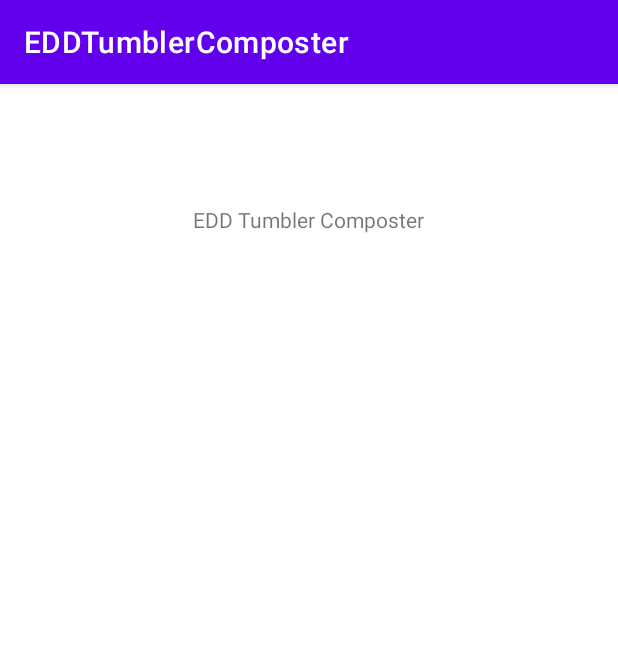
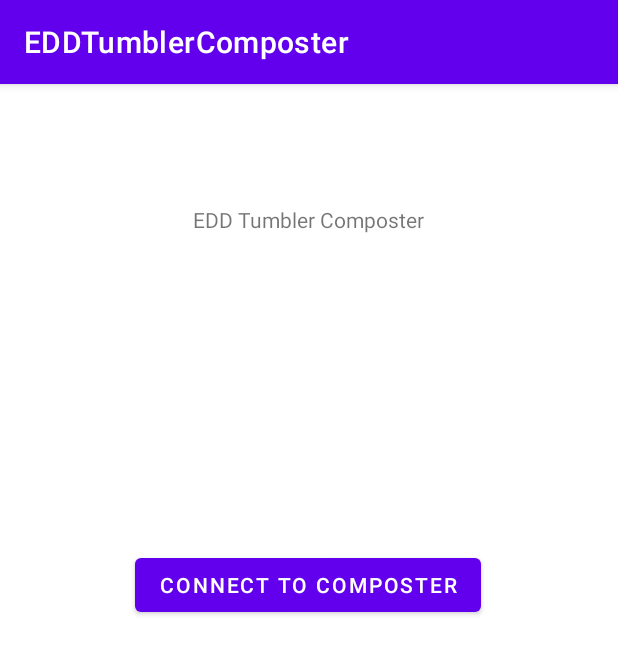
Before and after one commit to hransom528/EDDTumblerComposter, an Android app: the screen it shows after launch (MainActivity), on a phone screen of 412 x 824 dp. Shown: the top 654 px of the screen. Run offline under Robolectric (Android 15) with nearby library versions, the phone set to English and light mode, and no system bars.

Commit message:
Added preliminary WiFi code

```diff
--- a/AndroidApp/app/src/main/java/com/commanderhr1/eddtumblercomposter/MainActivity.kt
+++ b/AndroidApp/app/src/main/java/com/commanderhr1/eddtumblercomposter/MainActivity.kt
@@ -3,9 +3,29 @@ package com.commanderhr1.eddtumblercomposter
 import androidx.appcompat.app.AppCompatActivity
 import android.os.Bundle
 
+import android.bluetooth.*
+import android.content.Context
+import android.net.wifi.*
+import android.widget.Button
+
+
 class MainActivity : AppCompatActivity() {
+
     override fun onCreate(savedInstanceState: Bundle?) {
         super.onCreate(savedInstanceState)
         setContentView(R.layout.activity_main)
+        val wifi : WifiManager = getSystemService(Context.WIFI_SERVICE) as WifiManager
+        // TODO: Update preliminary WiFi code
+        //val wifiSpecifier : WifiNetworkSpecifier =   WifiNetworkSpecifier.Builder
+        wifi.setWifiEnabled(true);
+        val btnConnect = findViewById<Button>(R.id.btnConnect)
+
+        // btnConnect
+        btnConnect.setOnClickListener {
+
+        }
     }
+
+
+
 }
--- a/AndroidApp/app/src/main/res/layout/activity_main.xml
+++ b/AndroidApp/app/src/main/res/layout/activity_main.xml
@@ -7,6 +7,7 @@
     tools:context=".MainActivity">
 
     <TextView
+        android:id="@+id/txtTitle"
         android:layout_width="wrap_content"
         android:layout_height="wrap_content"
         android:text="@string/title"
@@ -16,4 +17,16 @@
         app:layout_constraintTop_toTopOf="parent"
         app:layout_constraintVertical_bias="0.108" />
 
+    <Button
+        android:id="@+id/btnConnect"
+        android:layout_width="wrap_content"
+        android:layout_height="wrap_content"
+        android:text="@string/btnConnectText"
+        app:layout_constraintBottom_toBottomOf="parent"
+        app:layout_constraintEnd_toEndOf="parent"
+        app:layout_constraintHorizontal_bias="0.498"
+        app:layout_constraintStart_toStartOf="parent"
+        app:layout_constraintTop_toBottomOf="@+id/txtTitle"
+        app:layout_constraintVertical_bias="0.339" />
+
 </androidx.constraintlayout.widget.ConstraintLayout>
--- a/AndroidApp/app/src/main/res/values/strings.xml
+++ b/AndroidApp/app/src/main/res/values/strings.xml
@@ -1,4 +1,5 @@
 <resources>
     <string name="app_name">EDDTumblerComposter</string>
     <string name="title">EDD Tumbler Composter</string>
+    <string name="btnConnectText">Connect to Composter</string>
 </resources>
```
